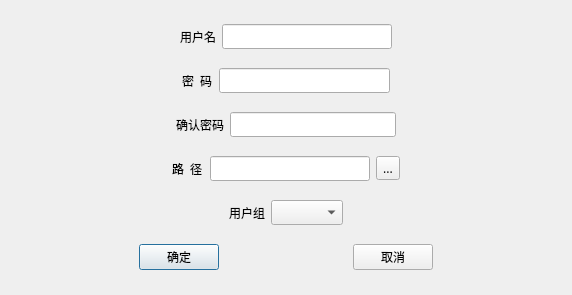
The window that newuserdialog.ui (z1908144712/QtFtpServer) describes before a commit, drawn with Qt 5.
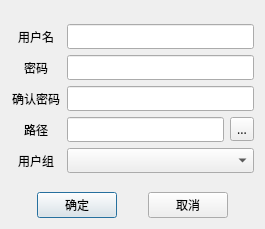
The same window after the commit.

Commit message: 优化界面布局

```diff
--- a/newuserdialog.ui
+++ b/newuserdialog.ui
@@ -6,8 +6,8 @@
    <rect>
     <x>0</x>
     <y>0</y>
-    <width>572</width>
-    <height>295</height>
+    <width>265</width>
+    <height>229</height>
    </rect>
   </property>
   <property name="font">
@@ -19,65 +19,69 @@
    <string>新建用户</string>
   </property>
   <layout class="QVBoxLayout" name="verticalLayout">
+   <item>
+    <spacer name="verticalSpacer_2">
+     <property name="orientation">
+      <enum>Qt::Vertical</enum>
+     </property>
+     <property name="sizeHint" stdset="0">
+      <size>
+       <width>20</width>
+       <height>40</height>
+      </size>
+     </property>
+    </spacer>
+   </item>
    <item>
     <layout class="QHBoxLayout" name="horizontalLayout_2">
-     <item>
-      <spacer name="horizontalSpacer_12">
-       <property name="orientation">
-        <enum>Qt::Horizontal</enum>
-       </property>
-       <property name="sizeHint" stdset="0">
-        <size>
-         <width>40</width>
-         <height>20</height>
-        </size>
-       </property>
-      </spacer>
-     </item>
      <item>
       <widget class="QLabel" name="label">
+       <property name="minimumSize">
+        <size>
+         <width>50</width>
+         <height>0</height>
+        </size>
+       </property>
+       <property name="maximumSize">
+        <size>
+         <width>50</width>
+         <height>16777215</height>
+        </size>
+       </property>
        <property name="text">
         <string>用户名</string>
        </property>
+       <property name="alignment">
+        <set>Qt::AlignCenter</set>
+       </property>
       </widget>
      </item>
      <item>
       <widget class="QLineEdit" name="username"/>
      </item>
-     <item>
-      <spacer name="horizontalSpacer_13">
-       <property name="orientation">
-        <enum>Qt::Horizontal</enum>
-       </property>
-       <property name="sizeHint" stdset="0">
-        <size>
-         <width>40</width>
-         <height>20</height>
-        </size>
-       </property>
-      </spacer>
-     </item>
     </layout>
    </item>
    <item>
     <layout class="QHBoxLayout" name="horizontalLayout_3">
-     <item>
-      <spacer name="horizontalSpacer_10">
-       <property name="orientation">
-        <enum>Qt::Horizontal</enum>
-       </property>
-       <property name="sizeHint" stdset="0">
-        <size>
-         <width>40</width>
-         <height>20</height>
-        </size>
-       </property>
-      </spacer>
-     </item>
      <item>
       <widget class="QLabel" name="label_2">
+       <property name="minimumSize">
+        <size>
+         <width>50</width>
+         <height>0</height>
+        </size>
+       </property>
+       <property name="maximumSize">
+        <size>
+         <width>50</width>
+         <height>16777215</height>
+        </size>
+       </property>
        <property name="text">
-        <string>密  码</string>
+        <string>密码</string>
+       </property>
+       <property name="alignment">
+        <set>Qt::AlignCenter</set>
        </property>
       </widget>
      </item>
@@ -88,41 +92,30 @@
        </property>
       </widget>
      </item>
-     <item>
-      <spacer name="horizontalSpacer_11">
-       <property name="orientation">
-        <enum>Qt::Horizontal</enum>
-       </property>
-       <property name="sizeHint" stdset="0">
-        <size>
-         <width>40</width>
-         <height>20</height>
-        </size>
-       </property>
-      </spacer>
-     </item>
     </layout>
    </item>
    <item>
     <layout class="QHBoxLayout" name="horizontalLayout_4">
-     <item>
-      <spacer name="horizontalSpacer_7">
-       <property name="orientation">
-        <enum>Qt::Horizontal</enum>
-       </property>
-       <property name="sizeHint" stdset="0">
-        <size>
-         <width>40</width>
-         <height>20</height>
-        </size>
-       </property>
-      </spacer>
-     </item>
      <item>
       <widget class="QLabel" name="label_3">
+       <property name="minimumSize">
+        <size>
+         <width>50</width>
+         <height>0</height>
+        </size>
+       </property>
+       <property name="maximumSize">
+        <size>
+         <width>50</width>
+         <height>16777215</height>
+        </size>
+       </property>
        <property name="text">
         <string>确认密码</string>
        </property>
+       <property name="alignment">
+        <set>Qt::AlignCenter</set>
+       </property>
       </widget>
      </item>
      <item>
@@ -132,40 +125,29 @@
        </property>
       </widget>
      </item>
-     <item>
-      <spacer name="horizontalSpacer_8">
-       <property name="orientation">
-        <enum>Qt::Horizontal</enum>
-       </property>
-       <property name="sizeHint" stdset="0">
-        <size>
-         <width>40</width>
-         <height>20</height>
-        </size>
-       </property>
-      </spacer>
-     </item>
     </layout>
    </item>
    <item>
     <layout class="QHBoxLayout" name="horizontalLayout_6">
-     <item>
-      <spacer name="horizontalSpacer_6">
-       <property name="orientation">
-        <enum>Qt::Horizontal</enum>
-       </property>
-       <property name="sizeHint" stdset="0">
-        <size>
-         <width>40</width>
-         <height>20</height>
-        </size>
-       </property>
-      </spacer>
-     </item>
      <item>
       <widget class="QLabel" name="label_5">
+       <property name="minimumSize">
+        <size>
+         <width>50</width>
+         <height>0</height>
+        </size>
+       </property>
+       <property name="maximumSize">
+        <size>
+         <width>50</width>
+         <height>16777215</height>
+        </size>
+       </property>
        <property name="text">
-        <string>路  径</string>
+        <string>路径</string>
+       </property>
+       <property name="alignment">
+        <set>Qt::AlignCenter</set>
        </property>
       </widget>
      </item>
@@ -183,65 +165,54 @@
        </property>
       </widget>
      </item>
-     <item>
-      <spacer name="horizontalSpacer_9">
-       <property name="orientation">
-        <enum>Qt::Horizontal</enum>
-       </property>
-       <property name="sizeHint" stdset="0">
-        <size>
-         <width>40</width>
-         <height>20</height>
-        </size>
-       </property>
-      </spacer>
-     </item>
     </layout>
    </item>
    <item>
     <layout class="QHBoxLayout" name="horizontalLayout_5">
-     <item>
-      <spacer name="horizontalSpacer_4">
-       <property name="orientation">
-        <enum>Qt::Horizontal</enum>
-       </property>
-       <property name="sizeHint" stdset="0">
-        <size>
-         <width>40</width>
-         <height>20</height>
-        </size>
-       </property>
-      </spacer>
-     </item>
      <item>
       <widget class="QLabel" name="label_4">
+       <property name="minimumSize">
+        <size>
+         <width>50</width>
+         <height>0</height>
+        </size>
+       </property>
+       <property name="maximumSize">
+        <size>
+         <width>50</width>
+         <height>16777215</height>
+        </size>
+       </property>
        <property name="text">
         <string>用户组</string>
        </property>
+       <property name="alignment">
+        <set>Qt::AlignCenter</set>
+       </property>
       </widget>
      </item>
      <item>
       <widget class="QComboBox" name="groups"/>
      </item>
-     <item>
-      <spacer name="horizontalSpacer_5">
-       <property name="orientation">
-        <enum>Qt::Horizontal</enum>
-       </property>
-       <property name="sizeHint" stdset="0">
-        <size>
-         <width>40</width>
-         <height>20</height>
-        </size>
-       </property>
-      </spacer>
-     </item>
     </layout>
    </item>
+   <item>
+    <spacer name="verticalSpacer">
+     <property name="orientation">
+      <enum>Qt::Vertical</enum>
+     </property>
+     <property name="sizeHint" stdset="0">
+      <size>
+       <width>20</width>
+       <height>40</height>
+      </size>
+     </property>
+    </spacer>
+   </item>
    <item>
     <layout class="QHBoxLayout" name="horizontalLayout">
      <item>
-      <spacer name="horizontalSpacer_2">
+      <spacer name="horizontalSpacer">
        <property name="orientation">
         <enum>Qt::Horizontal</enum>
        </property>
@@ -261,7 +232,7 @@
       </widget>
      </item>
      <item>
-      <spacer name="horizontalSpacer">
+      <spacer name="horizontalSpacer_2">
        <property name="orientation">
         <enum>Qt::Horizontal</enum>
        </property>
```
The commit also changes 1 other file.
